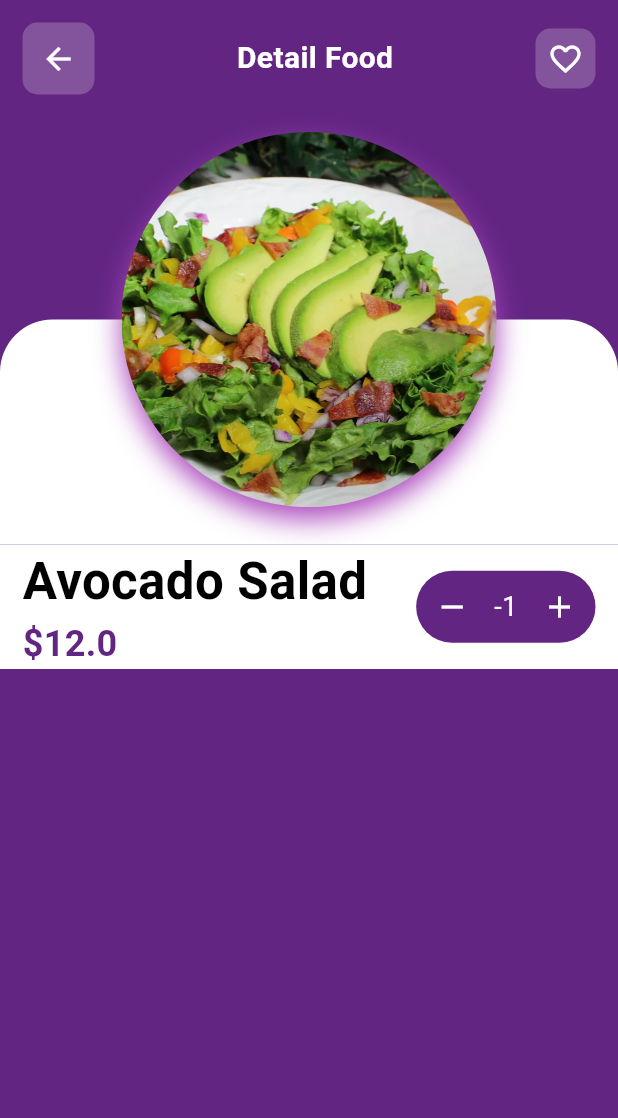
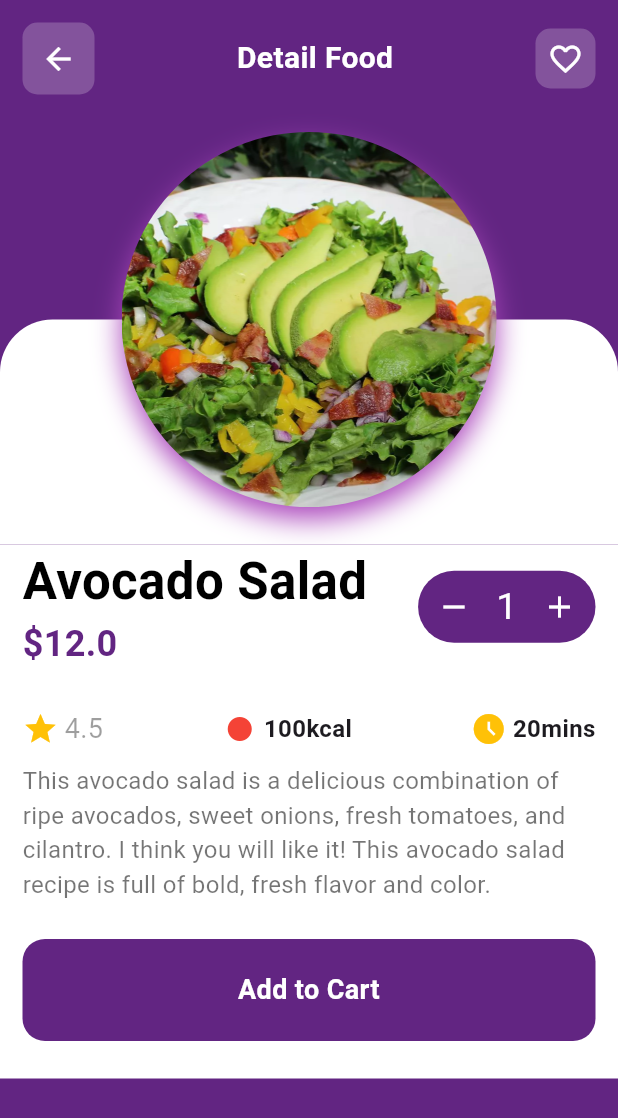
Before and after one commit to sharon5555/grocery_flutter_UI, a Flutter app: the DetailPage screen opened directly with sample values from the repository, on a phone screen of 412 x 824 dp. Shown: the top 1118 px of the screen. Run offline on Flutter 3.47's test engine with Material 3 defaults, Android fonts, the phone set to English and light mode, and no system bars.

Commit message:
updated the item detail file and the items model file

```diff
--- a/grocery_ui/lib/model/items_model.dart
+++ b/grocery_ui/lib/model/items_model.dart
@@ -37,9 +37,9 @@ List<FoodDetail> foodsItems = [
     name: 'Royal Burger',
     price: 20,
     rate: 5.0,
-    kcal: '100',
+    kcal: '600',
     cookingTime: '30mins',
-    description: 'A Royal burger is a pastry of ground beef grilled and placed between.',
+    description: 'Royal Burger is a premium burger crafted with a juicy, flame-grilled beef patty, fresh lettuce, ripe tomatoes, crispy onions, and creamy cheese, all stacked perfectly on a soft brioche bun. Its rich flavor is enhanced with a tangy special sauce, offering a mouthwatering experience fit for royalty. Perfect for satisfying your cravings with a gourmet twist!',
   ),
   FoodDetail(
     id: '3',
@@ -47,9 +47,9 @@ List<FoodDetail> foodsItems = [
     name: 'Fruit Salad',
     price: 12,
     rate: 4.6,
-    kcal: '100',
+    kcal: '20',
     cookingTime: '15mins',
-    description: 'A Royal burger is a pastry of ground beef grilled and placed between.',
+    description: 'Fruit Salad is a dish consisting of various kinds of fruits, sometimes served as liquid, either their juice, or a syrup. In different forms. Fruit salad can be served as an appetizer or a side as a salad. A fruit salad is sometimes known as a fruit cocktail or fruit cup.',
   ),
   FoodDetail(
     id: '4',
@@ -57,7 +57,7 @@ List<FoodDetail> foodsItems = [
     name: 'Mix Nut',
     price: 30,
     rate: 5.0,
-    kcal: '100',
+    kcal: '160',
     cookingTime: '08mins',
     description: 'Mix nut are a snack food consisting of any mixture of mechanically or manually combined nuts. Common constituents are peanuts, almonds, walnuts, brazil nuts, cashews, hazelnuts, and pecans. Mixed nuts may be salted, roasted, cooked or blanched.',
   ),
@@ -67,9 +67,9 @@ List<FoodDetail> foodsItems = [
     name: 'Protein Shake',
     price: 50,
     rate: 4.8,
-    kcal: '100',
+    kcal: '300',
     cookingTime: '05mins',
-    description: 'A Royal burger is a pastry of ground beef grilled and placed between.',
+    description: 'Protein Shake a creamy, nutrient-packed beverage made with protein powder, milk or water, and optional ingredients like fruits, nuts, or seeds. It’s perfect for muscle recovery, weight management, or a quick energy boost.',
   ),
   FoodDetail(
     id: '6',
@@ -77,9 +77,9 @@ List<FoodDetail> foodsItems = [
     name: 'Dairy Milk',
     price: 5,
     rate: 5.0,
-    kcal: '100',
+    kcal: '10',
     cookingTime: 'Ready',
-    description: 'A Royal burger is a pastry of ground beef grilled and placed between.',
+    description: 'Shop Cadbury Dairy Milk Silk Chocolate Bar, 150g pack of 3 online at a best price in Lekki. Get special offors, deals, discounts & fast delivery.',
   ),
   // Add more food items as needed...
 ];
--- a/grocery_ui/lib/screens/items_details.dart
+++ b/grocery_ui/lib/screens/items_details.dart
@@ -4,38 +4,37 @@ import 'package:grocery_ui/utils/colors.dart';
 
 class DetailPage extends StatefulWidget {
   const DetailPage({super.key, required this.food});
+
   final FoodDetail food;
 
   @override
   State<DetailPage> createState() => _DetailPageState();
 }
-int quantity = -1;
 
 class _DetailPageState extends State<DetailPage> {
+  int quantity = 1; // Initialize quantity to a positive value
+
   @override
   Widget build(BuildContext context) {
     return Scaffold(
       backgroundColor: primaryColors,
       body: ListView(
         children: [
-          const SizedBox(
-            height: 15,
-          ),
+          const SizedBox(height: 15),
           // Detail Header.....
           detailItemHeader(),
           // For Image
           detailImage(),
           Container(
             color: Colors.white,
-            padding: const EdgeInsets.symmetric(
-              horizontal: 15,
-            ),
+            padding: const EdgeInsets.symmetric(horizontal: 15),
             child: Column(
               crossAxisAlignment: CrossAxisAlignment.start,
               children: [
                 Row(
                   children: [
-                    Expanded(child: Column(
+                    Expanded(
+                      child: Column(
                         crossAxisAlignment: CrossAxisAlignment.start,
                         children: [
                           // For Name
@@ -49,7 +48,8 @@ class _DetailPageState extends State<DetailPage> {
                             ),
                           ),
                           // For price
-                    Text('\$${widget.food.price}',
+                          Text(
+                            '\$${widget.food.price}',
                             style: const TextStyle(
                               fontWeight: FontWeight.bold,
                               fontSize: 24,
@@ -57,7 +57,8 @@ class _DetailPageState extends State<DetailPage> {
                             ),
                           ),
                         ],
-                    ),),
+                      ),
+                    ),
                     // For Item Quantity
                     Material(
                       color: primaryColors,
@@ -65,42 +66,125 @@ class _DetailPageState extends State<DetailPage> {
                       child: Row(
                         children: [
                           IconButton(
-                            onPressed: (){
-                              if(quantity >1){
-                                quantity -=1;
+                            onPressed: () {
+                              if (quantity > 1) {
                                 setState(() {
-
+                                  quantity -= 1;
                                 });
                               }
                             },
-                            icon: const Icon(
-                              Icons.remove,
-                              color: Colors.white),
+                            icon: const Icon(Icons.remove, color: Colors.white),
                           ),
                           const SizedBox(width: 4),
                           Text(
                             "$quantity",
                             style: const TextStyle(
                               color: Colors.white,
-                              fontSize: 18,
+                              fontSize: 25,
                             ),
                           ),
-                          const SizedBox(
-                            width: 4,
-                          ),
+                          const SizedBox(width: 4),
                           IconButton(
-                            onPressed: (){
-
+                            onPressed: () {
+                              setState(() {
+                                quantity += 1;
+                              });
                             },
-                            icon: const Icon(
-                              Icons.add,
-                              color: Colors.white),
+                            icon: const Icon(Icons.add, color: Colors.white),
                           ),
                         ],
                       ),
                     ),
                   ],
-                )
+                ),
+                const SizedBox(height: 27),
+                Row(
+                  children: [
+                    // For Rating......
+                    const Icon(
+                            Icons.star,
+                            color: Colors.amber,
+                          ),
+                          const SizedBox(
+                            width: 4,
+                          ),
+                          Text(
+                            widget.food.rate.toString(),
+                            style: const TextStyle(
+                              color: Colors.black38,
+                              fontSize: 18,
+                            ),
+                          ),
+                          const Spacer(),
+                          // For kcal..........
+                          const Icon(
+                            Icons.fiber_manual_record,
+                            color: Colors.red,
+                          ),
+                          const SizedBox(
+                            width: 4,
+                          ),
+                          Text('${widget.food.kcal}kcal',
+                          style: const TextStyle(
+                              fontWeight: FontWeight.bold,
+                              fontSize: 16,
+                            ),
+                        ),
+                        const Spacer(),
+                        // For Time........
+                        const Icon(Icons.access_time_filled,
+                        color: Colors.amber,
+                        ),
+                        const SizedBox(
+                          width: 4,
+                        ),
+                        Text(
+                            widget.food.cookingTime,
+                            maxLines: 1,
+                            style: const TextStyle(
+                              fontWeight: FontWeight.bold,
+                              fontSize: 16,
+                            ),
+                          ),
+                  ],
+                ),
+                // For Description........
+                const SizedBox(
+                  height: 10,
+                ),
+                    Text(
+                            widget.food.description,
+                            style: const TextStyle(
+                              color: Colors.black54,
+                              fontSize: 16,
+                            ),
+                          ),
+                          // For Add to Cart Button........
+                          const SizedBox(
+                          height: 25,
+                          ),
+                          Material(
+                            color: primaryColors,
+                            borderRadius: BorderRadius.circular(15),
+                            child: InkWell(
+                              borderRadius: BorderRadius.circular(15),
+                              child: Container(
+                                width: double.infinity,
+                                padding: const EdgeInsets.symmetric(vertical: 21),
+                                child: const Text('Add to Cart',
+                                textAlign: TextAlign.center,
+                                style: TextStyle(
+                              color: Colors.white,
+                              fontWeight: FontWeight.bold,
+                              fontSize: 18,
+                            ),
+                          ),),
+                              ),
+                            ),
+                            const SizedBox(
+                              height: 25,
+                            ),
+
               ],
             ),
           ),
@@ -167,7 +251,7 @@ class _DetailPageState extends State<DetailPage> {
           Material(
             color: Colors.white.withOpacity(0.21),
             borderRadius: BorderRadius.circular(10),
-                child: const BackButton(color: Colors.white,),
+            child: const BackButton(color: Colors.white),
           ),
           const Spacer(),
           // For detail food
```
Lines whose indentation alone changed are shown as unchanged.
